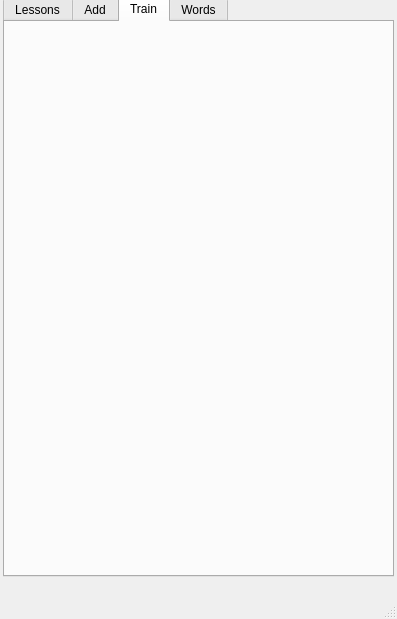
First picture: the form in mainwindow.ui, repository rezzett/qlwt, before the edit.
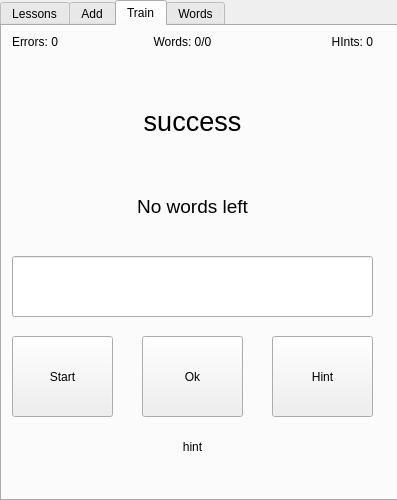
Second picture: the form after the edit. The open tabs and pages were chosen to show the change.

Patch:
```diff
--- a/mainwindow.ui
+++ b/mainwindow.ui
@@ -7,9 +7,21 @@
     <x>0</x>
     <y>0</y>
     <width>397</width>
-    <height>619</height>
+    <height>500</height>
    </rect>
   </property>
+  <property name="minimumSize">
+   <size>
+    <width>397</width>
+    <height>500</height>
+   </size>
+  </property>
+  <property name="maximumSize">
+   <size>
+    <width>397</width>
+    <height>500</height>
+   </size>
+  </property>
   <property name="windowTitle">
    <string>MainWindow</string>
   </property>
@@ -17,10 +29,10 @@
    <widget class="QTabWidget" name="tabWidget">
     <property name="geometry">
      <rect>
-      <x>3</x>
-      <y>-4</y>
-      <width>391</width>
-      <height>581</height>
+      <x>0</x>
+      <y>0</y>
+      <width>401</width>
+      <height>501</height>
      </rect>
     </property>
     <property name="currentIndex">
@@ -161,6 +173,170 @@
      <attribute name="title">
       <string>Train</string>
      </attribute>
+     <widget class="QLabel" name="wordCountLbl">
+      <property name="geometry">
+       <rect>
+        <x>120</x>
+        <y>0</y>
+        <width>121</width>
+        <height>31</height>
+       </rect>
+      </property>
+      <property name="text">
+       <string>Words: 0/0</string>
+      </property>
+      <property name="alignment">
+       <set>Qt::AlignCenter</set>
+      </property>
+     </widget>
+     <widget class="QLabel" name="errCountLbl">
+      <property name="geometry">
+       <rect>
+        <x>10</x>
+        <y>0</y>
+        <width>81</width>
+        <height>31</height>
+       </rect>
+      </property>
+      <property name="text">
+       <string>Errors: 0</string>
+      </property>
+      <property name="alignment">
+       <set>Qt::AlignLeading|Qt::AlignLeft|Qt::AlignVCenter</set>
+      </property>
+     </widget>
+     <widget class="QLabel" name="hintUsageLbl">
+      <property name="geometry">
+       <rect>
+        <x>280</x>
+        <y>0</y>
+        <width>91</width>
+        <height>31</height>
+       </rect>
+      </property>
+      <property name="text">
+       <string> HInts: 0</string>
+      </property>
+      <property name="alignment">
+       <set>Qt::AlignRight|Qt::AlignTrailing|Qt::AlignVCenter</set>
+      </property>
+     </widget>
+     <widget class="QLabel" name="askLbl">
+      <property name="geometry">
+       <rect>
+        <x>0</x>
+        <y>140</y>
+        <width>381</width>
+        <height>81</height>
+       </rect>
+      </property>
+      <property name="font">
+       <font>
+        <pointsize>14</pointsize>
+       </font>
+      </property>
+      <property name="text">
+       <string>No words left</string>
+      </property>
+      <property name="alignment">
+       <set>Qt::AlignCenter</set>
+      </property>
+     </widget>
+     <widget class="QLineEdit" name="answerInput">
+      <property name="geometry">
+       <rect>
+        <x>10</x>
+        <y>230</y>
+        <width>361</width>
+        <height>61</height>
+       </rect>
+      </property>
+     </widget>
+     <widget class="QLabel" name="susccessLbl">
+      <property name="geometry">
+       <rect>
+        <x>10</x>
+        <y>60</y>
+        <width>361</width>
+        <height>71</height>
+       </rect>
+      </property>
+      <property name="font">
+       <font>
+        <pointsize>20</pointsize>
+       </font>
+      </property>
+      <property name="text">
+       <string>success</string>
+      </property>
+      <property name="alignment">
+       <set>Qt::AlignCenter</set>
+      </property>
+     </widget>
+     <widget class="QPushButton" name="startTrainBtn">
+      <property name="geometry">
+       <rect>
+        <x>10</x>
+        <y>310</y>
+        <width>101</width>
+        <height>81</height>
+       </rect>
+      </property>
+      <property name="text">
+       <string>Start</string>
+      </property>
+      <property name="shortcut">
+       <string>Alt+Return</string>
+      </property>
+     </widget>
+     <widget class="QPushButton" name="okBtn">
+      <property name="geometry">
+       <rect>
+        <x>140</x>
+        <y>310</y>
+        <width>101</width>
+        <height>81</height>
+       </rect>
+      </property>
+      <property name="text">
+       <string>Ok</string>
+      </property>
+      <property name="shortcut">
+       <string>Return</string>
+      </property>
+     </widget>
+     <widget class="QPushButton" name="hintBtn">
+      <property name="geometry">
+       <rect>
+        <x>270</x>
+        <y>310</y>
+        <width>101</width>
+        <height>81</height>
+       </rect>
+      </property>
+      <property name="text">
+       <string>Hint</string>
+      </property>
+      <property name="shortcut">
+       <string>Ctrl+H</string>
+      </property>
+     </widget>
+     <widget class="QLabel" name="label_7">
+      <property name="geometry">
+       <rect>
+        <x>10</x>
+        <y>410</y>
+        <width>361</width>
+        <height>21</height>
+       </rect>
+      </property>
+      <property name="text">
+       <string>hint</string>
+      </property>
+      <property name="alignment">
+       <set>Qt::AlignCenter</set>
+      </property>
+     </widget>
     </widget>
     <widget class="QWidget" name="wordsTab">
      <attribute name="title">
@@ -179,17 +355,6 @@
     </widget>
    </widget>
   </widget>
-  <widget class="QMenuBar" name="menubar">
-   <property name="geometry">
-    <rect>
-     <x>0</x>
-     <y>0</y>
-     <width>397</width>
-     <height>22</height>
-    </rect>
-   </property>
-  </widget>
-  <widget class="QStatusBar" name="statusbar"/>
  </widget>
  <resources/>
  <connections/>
```
Left out of the diff: 56 changed lines with no effect on the pictures.
